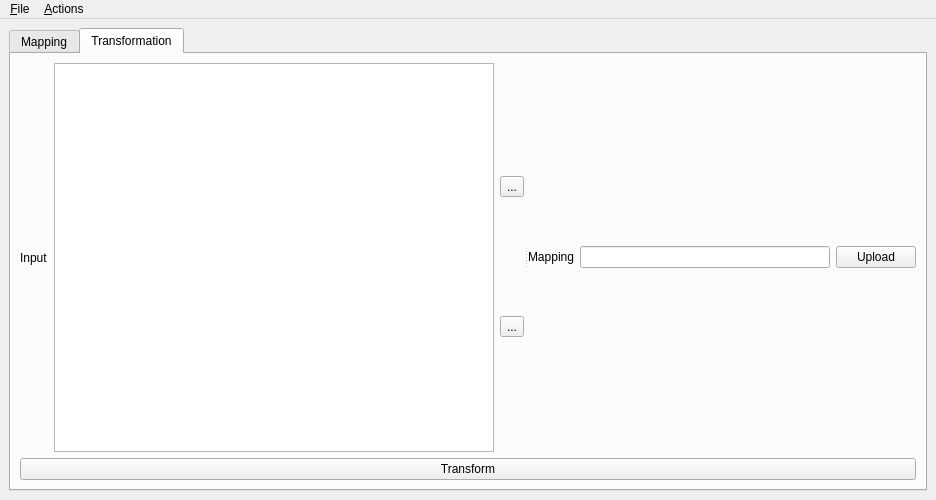
Old version of the form mainwindow.ui in the repository amelhaoui/FlowTransformer.
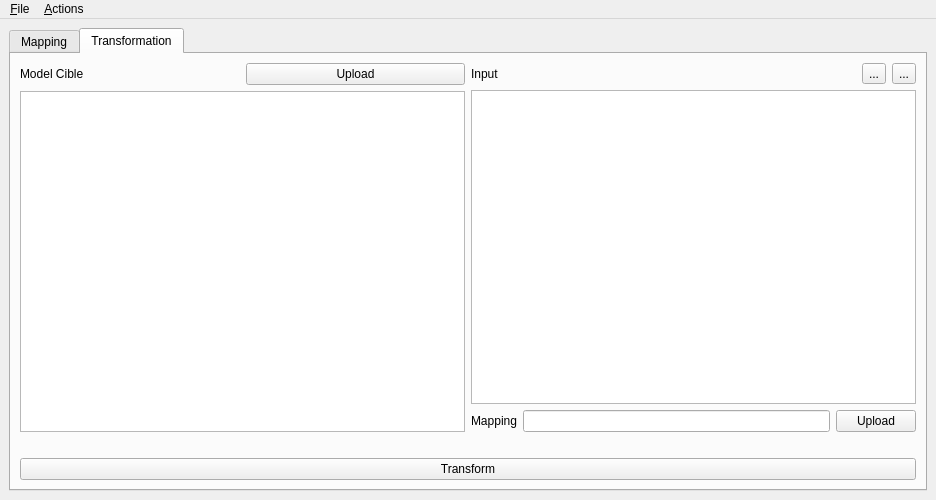
New version of the form. The open tabs and pages were chosen to show the change. Icons and pictures are not drawn.

Commit message: added treeView in transformation as a target model

```diff
--- a/mainwindow.ui
+++ b/mainwindow.ui
@@ -20,7 +20,7 @@
      <height>0</height>
     </size>
    </property>
-   <layout class="QVBoxLayout" name="verticalLayout_5">
+   <layout class="QVBoxLayout" name="verticalLayout_10">
     <item>
      <widget class="QTabWidget" name="tabWidget_2">
       <property name="currentIndex">
@@ -253,13 +253,41 @@
        <attribute name="title">
         <string>Transformation</string>
        </attribute>
-       <layout class="QGridLayout" name="gridLayout_3">
-        <item row="0" column="0">
-         <widget class="QSplitter" name="splitter">
-          <property name="orientation">
-           <enum>Qt::Horizontal</enum>
-          </property>
-          <widget class="QWidget" name="layoutWidget">
+       <layout class="QVBoxLayout" name="verticalLayout_13">
+        <item>
+         <layout class="QVBoxLayout" name="verticalLayout_12">
+          <item>
+           <layout class="QHBoxLayout" name="horizontalLayout_9">
+            <item>
+             <layout class="QVBoxLayout" name="verticalLayout_5">
+              <item>
+               <layout class="QHBoxLayout" name="horizontalLayout_7">
+                <item>
+                 <widget class="QLabel" name="label_5">
+                  <property name="text">
+                   <string>Model Cible</string>
+                  </property>
+                 </widget>
+                </item>
+                <item>
+                 <widget class="QPushButton" name="btn_upload_model_target">
+                  <property name="text">
+                   <string>Upload</string>
+                  </property>
+                 </widget>
+                </item>
+               </layout>
+              </item>
+              <item>
+               <widget class="QTreeView" name="treeViewTarget"/>
+              </item>
+             </layout>
+            </item>
+            <item>
+             <layout class="QVBoxLayout" name="verticalLayout_11">
+              <item>
+               <layout class="QVBoxLayout" name="verticalLayout_9">
+                <item>
            <layout class="QHBoxLayout" name="horizontalLayout_5">
             <item>
              <widget class="QLabel" name="label_2">
@@ -269,21 +297,7 @@
              </widget>
             </item>
             <item>
-             <widget class="QListView" name="list_input"/>
-            </item>
-            <item>
-             <layout class="QVBoxLayout" name="verticalLayout">
-              <item>
-               <widget class="QToolButton" name="btn_remove_input">
-                <property name="text">
-                 <string>...</string>
-                </property>
-                <property name="icon">
-                 <iconset resource="icons.qrc">
-                  <normaloff>:/inc/icons/inc/icons/delete.png</normaloff>:/inc/icons/inc/icons/delete.png</iconset>
-                </property>
-               </widget>
-              </item>
+                   <layout class="QHBoxLayout" name="horizontalLayout_8">
               <item>
                <widget class="QToolButton" name="btn_add_input">
                 <property name="enabled">
@@ -299,23 +313,45 @@
                 </property>
                </widget>
               </item>
+                    <item>
+                     <widget class="QToolButton" name="btn_remove_input">
+                      <property name="text">
+                       <string>...</string>
+                      </property>
+                      <property name="icon">
+                       <iconset resource="icons.qrc">
+                        <normaloff>:/inc/icons/inc/icons/delete.png</normaloff>:/inc/icons/inc/icons/delete.png</iconset>
+                      </property>
+                     </widget>
+                    </item>
              </layout>
             </item>
            </layout>
-          </widget>
-          <widget class="QWidget" name="layoutWidget">
-           <layout class="QGridLayout" name="gridLayout_2">
-            <item row="0" column="0">
+                </item>
+                <item>
+                 <widget class="QListView" name="list_input">
+                  <property name="enabled">
+                   <bool>true</bool>
+                  </property>
+                 </widget>
+                </item>
+               </layout>
+              </item>
+              <item>
+               <layout class="QVBoxLayout" name="verticalLayout">
+                <item>
+                 <layout class="QHBoxLayout" name="horizontalLayout_6">
+                  <item>
              <widget class="QLabel" name="label">
               <property name="text">
                <string>Mapping</string>
               </property>
              </widget>
             </item>
-            <item row="0" column="1">
+                  <item>
              <widget class="QLineEdit" name="lineEdit_mapping"/>
             </item>
-            <item row="0" column="2">
+                  <item>
              <widget class="QPushButton" name="btn_upload_mapping_2">
               <property name="text">
                <string>Upload</string>
@@ -323,10 +359,27 @@
              </widget>
             </item>
            </layout>
-          </widget>
-         </widget>
-        </item>
-        <item row="1" column="0">
+                </item>
+               </layout>
+              </item>
+             </layout>
+            </item>
+           </layout>
+          </item>
+          <item>
+           <spacer name="horizontalSpacer">
+            <property name="orientation">
+             <enum>Qt::Horizontal</enum>
+            </property>
+            <property name="sizeHint" stdset="0">
+             <size>
+              <width>40</width>
+              <height>20</height>
+             </size>
+            </property>
+           </spacer>
+          </item>
+          <item>
          <widget class="QPushButton" name="btn_transform">
           <property name="text">
            <string>Transform</string>
@@ -334,6 +387,8 @@
          </widget>
         </item>
        </layout>
+        </item>
+       </layout>
       </widget>
      </widget>
     </item>
```
Left out of the diff: 26 changed lines with no effect on the pictures. Lines whose indentation alone changed are shown as unchanged. The commit also changes 11 other files.
